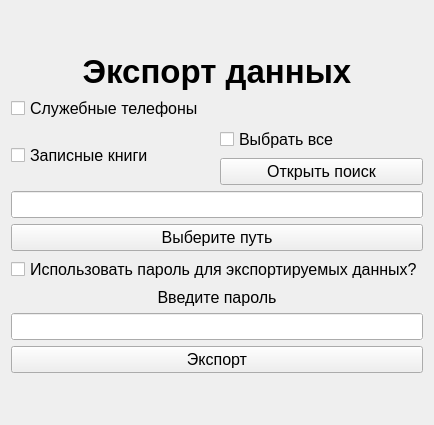
Above: master_export_form.ui from Yavlados/VKR before the change. Below: the same form after it.
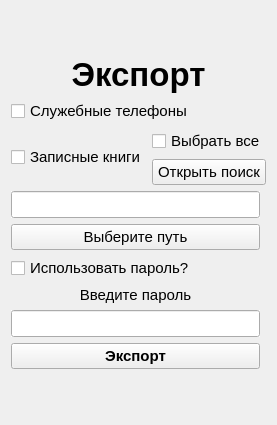
That is the form after the change.

```diff
--- a/master_export_form.ui
+++ b/master_export_form.ui
@@ -6,7 +6,7 @@
    <rect>
     <x>0</x>
     <y>0</y>
-    <width>423</width>
+    <width>273</width>
     <height>425</height>
    </rect>
   </property>
@@ -17,100 +17,21 @@
    <bool>true</bool>
   </property>
   <layout class="QGridLayout" name="gridLayout">
-   <item row="5" column="0" colspan="2">
-    <layout class="QVBoxLayout" name="verticalLayout_3">
-     <item>
-      <widget class="QLabel" name="label">
-       <property name="sizePolicy">
-        <sizepolicy hsizetype="MinimumExpanding" vsizetype="Preferred">
-         <horstretch>0</horstretch>
-         <verstretch>0</verstretch>
-        </sizepolicy>
-       </property>
-       <property name="font">
-        <font>
-         <family>Arial</family>
-         <pointsize>12</pointsize>
-        </font>
-       </property>
-       <property name="autoFillBackground">
-        <bool>true</bool>
-       </property>
-       <property name="text">
-        <string>Введите пароль</string>
-       </property>
-       <property name="alignment">
-        <set>Qt::AlignCenter</set>
-       </property>
-      </widget>
-     </item>
-     <item>
-      <widget class="QLineEdit" name="le_password">
-       <property name="sizePolicy">
-        <sizepolicy hsizetype="Ignored" vsizetype="Fixed">
-         <horstretch>0</horstretch>
-         <verstretch>0</verstretch>
-        </sizepolicy>
-       </property>
-       <property name="font">
-        <font>
-         <pointsize>12</pointsize>
-        </font>
-       </property>
-       <property name="autoFillBackground">
-        <bool>true</bool>
-       </property>
-      </widget>
-     </item>
-    </layout>
-   </item>
-   <item row="6" column="0" colspan="2">
-    <layout class="QHBoxLayout" name="horizontalLayout_3">
-     <item>
-      <widget class="QPushButton" name="pb_Export">
-       <property name="sizePolicy">
-        <sizepolicy hsizetype="Ignored" vsizetype="Fixed">
-         <horstretch>0</horstretch>
-         <verstretch>0</verstretch>
-        </sizepolicy>
-       </property>
-       <property name="font">
-        <font>
-         <family>Arial</family>
-         <pointsize>12</pointsize>
-        </font>
-       </property>
-       <property name="autoFillBackground">
-        <bool>true</bool>
-       </property>
-       <property name="text">
-        <string>Экспорт</string>
-       </property>
-      </widget>
-     </item>
-    </layout>
-   </item>
-   <item row="4" column="0" colspan="2">
-    <widget class="QCheckBox" name="cb_set_password">
-     <property name="sizePolicy">
-      <sizepolicy hsizetype="Fixed" vsizetype="Fixed">
-       <horstretch>0</horstretch>
-       <verstretch>0</verstretch>
-      </sizepolicy>
-     </property>
+   <item row="1" column="0" colspan="2">
+    <widget class="QLabel" name="label_4">
      <property name="font">
       <font>
-       <pointsize>12</pointsize>
+       <family>Arial</family>
+       <pointsize>25</pointsize>
+       <weight>75</weight>
+       <bold>true</bold>
       </font>
      </property>
-     <property name="layoutDirection">
-      <enum>Qt::LeftToRight</enum>
-     </property>
-     <property name="autoFillBackground">
-      <bool>true</bool>
-     </property>
      <property name="text">
-      <string>Использовать пароль для экспортируемых данных?</string>
+      <string>Экспорт</string>
+     </property>
+     <property name="alignment">
+      <set>Qt::AlignCenter</set>
      </property>
     </widget>
    </item>
@@ -131,16 +52,10 @@
     <layout class="QVBoxLayout" name="verticalLayout_2">
      <item>
       <widget class="QCheckBox" name="cb_off_tel">
-       <property name="sizePolicy">
-        <sizepolicy hsizetype="Ignored" vsizetype="Fixed">
-         <horstretch>0</horstretch>
-         <verstretch>0</verstretch>
-        </sizepolicy>
-       </property>
        <property name="font">
         <font>
          <family>Arial</family>
-         <pointsize>12</pointsize>
+         <pointsize>11</pointsize>
         </font>
        </property>
        <property name="autoFillBackground">
@@ -155,16 +70,10 @@
       <layout class="QHBoxLayout" name="horizontalLayout_2">
        <item>
         <widget class="QCheckBox" name="cb_zk">
-         <property name="sizePolicy">
-          <sizepolicy hsizetype="Ignored" vsizetype="Fixed">
-           <horstretch>0</horstretch>
-           <verstretch>0</verstretch>
-          </sizepolicy>
-         </property>
          <property name="font">
           <font>
            <family>Arial</family>
-           <pointsize>12</pointsize>
+           <pointsize>11</pointsize>
           </font>
          </property>
          <property name="autoFillBackground">
@@ -179,16 +88,10 @@
         <layout class="QVBoxLayout" name="vl_for_rb">
          <item>
           <widget class="QCheckBox" name="rb_check_all">
-           <property name="sizePolicy">
-            <sizepolicy hsizetype="Ignored" vsizetype="Fixed">
-             <horstretch>0</horstretch>
-             <verstretch>0</verstretch>
-            </sizepolicy>
-           </property>
            <property name="font">
             <font>
              <family>Arial</family>
-             <pointsize>12</pointsize>
+             <pointsize>11</pointsize>
             </font>
            </property>
            <property name="autoFillBackground">
@@ -201,15 +104,9 @@
          </item>
          <item>
           <widget class="QPushButton" name="rb_check">
-           <property name="sizePolicy">
-            <sizepolicy hsizetype="Ignored" vsizetype="Fixed">
-             <horstretch>0</horstretch>
-             <verstretch>0</verstretch>
-            </sizepolicy>
-           </property>
            <property name="font">
             <font>
-             <pointsize>12</pointsize>
+             <pointsize>11</pointsize>
             </font>
            </property>
            <property name="autoFillBackground">
@@ -229,16 +126,10 @@
      </item>
     </layout>
    </item>
-   <item row="3" column="0" colspan="2">
+   <item row="3" column="0">
     <layout class="QVBoxLayout" name="verticalLayout">
      <item>
       <widget class="QLineEdit" name="le_file_path">
-       <property name="sizePolicy">
-        <sizepolicy hsizetype="Ignored" vsizetype="Fixed">
-         <horstretch>0</horstretch>
-         <verstretch>0</verstretch>
-        </sizepolicy>
-       </property>
        <property name="font">
         <font>
          <pointsize>12</pointsize>
@@ -254,16 +145,10 @@
      </item>
      <item>
       <widget class="QPushButton" name="pb_directory">
-       <property name="sizePolicy">
-        <sizepolicy hsizetype="Ignored" vsizetype="Fixed">
-         <horstretch>0</horstretch>
-         <verstretch>0</verstretch>
-        </sizepolicy>
-       </property>
        <property name="font">
         <font>
          <family>Arial</family>
-         <pointsize>12</pointsize>
+         <pointsize>11</pointsize>
         </font>
        </property>
        <property name="text">
@@ -273,30 +158,94 @@
      </item>
     </layout>
    </item>
-   <item row="1" column="0" colspan="2">
-    <widget class="QLabel" name="label_4">
-     <property name="sizePolicy">
-      <sizepolicy hsizetype="Ignored" vsizetype="Preferred">
-       <horstretch>0</horstretch>
-       <verstretch>0</verstretch>
-      </sizepolicy>
-     </property>
+   <item row="4" column="0">
+    <widget class="QCheckBox" name="cb_set_password">
      <property name="font">
       <font>
-       <family>Arial</family>
-       <pointsize>25</pointsize>
-       <weight>75</weight>
-       <bold>true</bold>
+       <pointsize>11</pointsize>
       </font>
      </property>
+     <property name="layoutDirection">
+      <enum>Qt::LeftToRight</enum>
+     </property>
+     <property name="autoFillBackground">
+      <bool>true</bool>
+     </property>
      <property name="text">
-      <string>Экспорт данных</string>
-     </property>
-     <property name="alignment">
-      <set>Qt::AlignCenter</set>
+      <string>Использовать пароль?</string>
      </property>
     </widget>
    </item>
+   <item row="5" column="0">
+    <layout class="QVBoxLayout" name="verticalLayout_3">
+     <item>
+      <widget class="QLabel" name="label">
+       <property name="font">
+        <font>
+         <family>Arial</family>
+         <pointsize>11</pointsize>
+        </font>
+       </property>
+       <property name="autoFillBackground">
+        <bool>true</bool>
+       </property>
+       <property name="text">
+        <string>Введите пароль</string>
+       </property>
+       <property name="alignment">
+        <set>Qt::AlignCenter</set>
+       </property>
+      </widget>
+     </item>
+     <item>
+      <widget class="QLineEdit" name="le_password">
+       <property name="font">
+        <font>
+         <pointsize>12</pointsize>
+        </font>
+       </property>
+       <property name="autoFillBackground">
+        <bool>true</bool>
+       </property>
+      </widget>
+     </item>
+    </layout>
+   </item>
+   <item row="6" column="0">
+    <layout class="QHBoxLayout" name="horizontalLayout_3">
+     <item>
+      <widget class="QPushButton" name="pb_Export">
+       <property name="font">
+        <font>
+         <family>Arial</family>
+         <pointsize>11</pointsize>
+         <weight>75</weight>
+         <bold>true</bold>
+        </font>
+       </property>
+       <property name="autoFillBackground">
+        <bool>true</bool>
+       </property>
+       <property name="text">
+        <string>Экспорт</string>
+       </property>
+      </widget>
+     </item>
+    </layout>
+   </item>
+   <item row="7" column="0" colspan="2">
+    <spacer name="verticalSpacer">
+     <property name="orientation">
+      <enum>Qt::Vertical</enum>
+     </property>
+     <property name="sizeHint" stdset="0">
+      <size>
+       <width>20</width>
+       <height>40</height>
+      </size>
+     </property>
+    </spacer>
+   </item>
    <item row="0" column="0" colspan="2">
     <spacer name="verticalSpacer_2">
      <property name="orientation">
```
Left out of the diff: 13 changed lines with no effect on the pictures.
